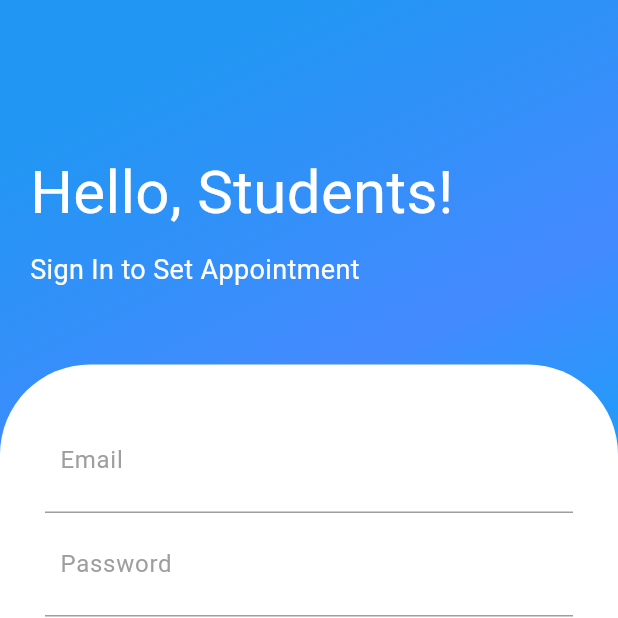
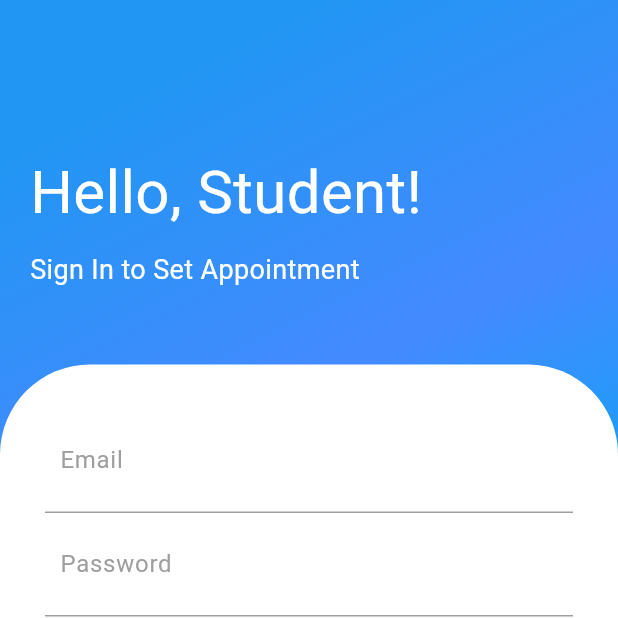
Before and after one commit to Charuzu28/appointmen_app-flutter, a Flutter app: the screen it shows after launch, on a phone screen of 412 x 824 dp, the top half of it. Run offline on Flutter 3.47's test engine with Material 3 defaults, Android fonts, the phone set to English and light mode, and no system bars; our stand-ins replace table_calendar.

Commit message:
change the text

```diff
--- a/lib/pages/login_page.dart
+++ b/lib/pages/login_page.dart
@@ -33,7 +33,7 @@ class LoginPage extends StatelessWidget {
                 crossAxisAlignment: CrossAxisAlignment.start,
                 children: <Widget>[
                   Text(
-                    "Hello, Students!",
+                    "Hello, Student!",
                     style: TextStyle(color: Colors.white, fontSize: 40),
                   ),
                   SizedBox(height: 10),
```
